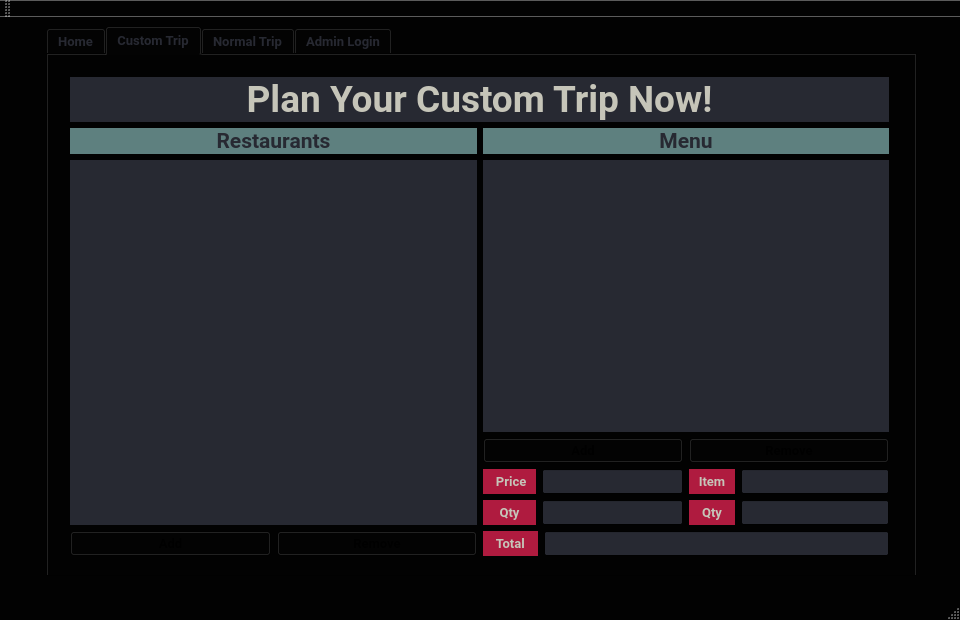
seigle15/Double-Sean-with-a-side-of-Data, file DSSDWorkspace/DSSDFastFoodProject/mainwindow.ui: the form before one commit.
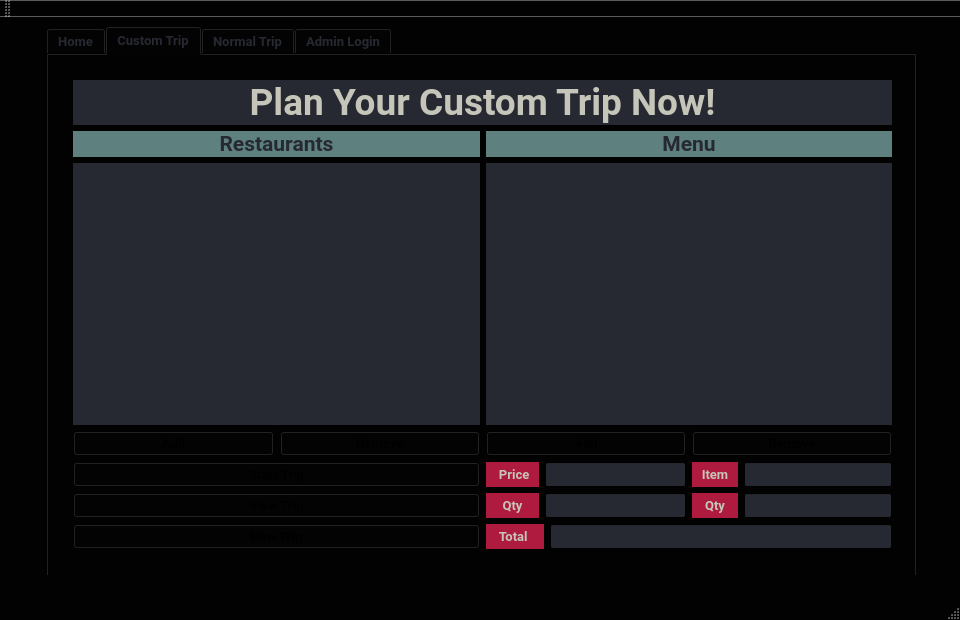
The form after the commit. The open tabs and pages were chosen to show the change.

Commit message: Significant changes to the functionality of custom trip ui.

What changed in the file:
```diff
--- a/DSSDWorkspace/DSSDFastFoodProject/mainwindow.ui
+++ b/DSSDWorkspace/DSSDFastFoodProject/mainwindow.ui
@@ -286,16 +286,16 @@
        <bool>true</bool>
       </property>
       <widget class="QWidget" name="page_5">
-       <widget class="QWidget" name="layoutWidget">
+       <widget class="QWidget" name="">
         <property name="geometry">
          <rect>
-          <x>12</x>
-          <y>12</y>
+          <x>15</x>
+          <y>15</y>
           <width>841</width>
-          <height>501</height>
+          <height>491</height>
          </rect>
         </property>
-        <layout class="QVBoxLayout" name="verticalLayout_11">
+        <layout class="QVBoxLayout" name="verticalLayout_24">
          <item>
           <widget class="QLabel" name="label_7">
            <property name="palette">
@@ -411,7 +411,7 @@
          <item>
           <layout class="QHBoxLayout" name="horizontalLayout_10">
            <item>
-            <layout class="QVBoxLayout" name="verticalLayout_4">
+            <layout class="QVBoxLayout" name="verticalLayout_23">
              <item>
               <layout class="QVBoxLayout" name="verticalLayout_2">
                <item>
@@ -550,34 +550,67 @@
               </layout>
              </item>
              <item>
-              <layout class="QHBoxLayout" name="horizontalLayout_3">
+              <layout class="QVBoxLayout" name="verticalLayout_22">
                <item>
-                <widget class="QPushButton" name="AddRestaurant">
-                 <property name="font">
-                  <font>
-                   <family>Roboto</family>
-                   <pointsize>10</pointsize>
-                   <weight>75</weight>
-                   <bold>true</bold>
-                  </font>
-                 </property>
-                 <property name="text">
-                  <string>Add</string>
-                 </property>
-                </widget>
+                <layout class="QVBoxLayout" name="verticalLayout_11">
+                 <item>
+                  <layout class="QVBoxLayout" name="verticalLayout_4">
+                   <item>
+                    <layout class="QHBoxLayout" name="horizontalLayout_3">
+                     <item>
+                      <widget class="QPushButton" name="AddRestaurant">
+                       <property name="font">
+                        <font>
+                         <family>Roboto</family>
+                         <pointsize>10</pointsize>
+                         <weight>75</weight>
+                         <bold>true</bold>
+                        </font>
+                       </property>
+                       <property name="text">
+                        <string>Add</string>
+                       </property>
+                      </widget>
+                     </item>
+                     <item>
+                      <widget class="QPushButton" name="Remove">
+                       <property name="font">
+                        <font>
+                         <family>Roboto</family>
+                         <pointsize>10</pointsize>
+                         <weight>75</weight>
+                         <bold>true</bold>
+                        </font>
+                       </property>
+                       <property name="text">
+                        <string>Remove</string>
+                       </property>
+                      </widget>
+                     </item>
+                    </layout>
+                   </item>
+                   <item>
+                    <widget class="QPushButton" name="startTripButton">
+                     <property name="text">
+                      <string>Start Trip</string>
+                     </property>
+                    </widget>
+                   </item>
+                  </layout>
+                 </item>
+                 <item>
+                  <widget class="QPushButton" name="viewTripButton">
+                   <property name="text">
+                    <string>View Trip</string>
+                   </property>
+                  </widget>
+                 </item>
+                </layout>
                </item>
                <item>
-                <widget class="QPushButton" name="Remove">
-                 <property name="font">
-                  <font>
-                   <family>Roboto</family>
-                   <pointsize>10</pointsize>
-                   <weight>75</weight>
-                   <bold>true</bold>
-                  </font>
-                 </property>
+                <widget class="QPushButton" name="newTripButton">
                  <property name="text">
-                  <string>Remove</string>
+                  <string>New Trip</string>
                  </property>
                 </widget>
                </item>
@@ -849,6 +882,43 @@
                        </item>
                        <item>
                         <widget class="QLineEdit" name="itemPrice_lineEdit">
+                         <property name="palette">
+                          <palette>
+                           <active>
+                            <colorrole role="Text">
+                             <brush brushstyle="SolidPattern">
+                              <color alpha="255">
+                               <red>0</red>
+                               <green>0</green>
+                               <blue>0</blue>
+                              </color>
+                             </brush>
+                            </colorrole>
+                           </active>
+                           <inactive>
+                            <colorrole role="Text">
+                             <brush brushstyle="SolidPattern">
+                              <color alpha="255">
+                               <red>0</red>
+                               <green>0</green>
+                               <blue>0</blue>
+                              </color>
+                             </brush>
+                            </colorrole>
+                           </inactive>
+                           <disabled>
+                            <colorrole role="Text">
+                             <brush brushstyle="SolidPattern">
+                              <color alpha="255">
+                               <red>120</red>
+                               <green>120</green>
+                               <blue>120</blue>
+                              </color>
+                             </brush>
+                            </colorrole>
+                           </disabled>
+                          </palette>
+                         </property>
                          <property name="alignment">
                           <set>Qt::AlignCenter</set>
                          </property>
@@ -966,7 +1036,45 @@
                         </widget>
                        </item>
                        <item>
-                        <widget class="QLineEdit" name="lineEdit_2"/>
+                        <widget class="QLineEdit" name="qtyToAddLine">
+                         <property name="palette">
+                          <palette>
+                           <active>
+                            <colorrole role="Text">
+                             <brush brushstyle="SolidPattern">
+                              <color alpha="255">
+                               <red>0</red>
+                               <green>0</green>
+                               <blue>0</blue>
+                              </color>
+                             </brush>
+                            </colorrole>
+                           </active>
+                           <inactive>
+                            <colorrole role="Text">
+                             <brush brushstyle="SolidPattern">
+                              <color alpha="255">
+                               <red>0</red>
+                               <green>0</green>
+                               <blue>0</blue>
+                              </color>
+                             </brush>
+                            </colorrole>
+                           </inactive>
+                           <disabled>
+                            <colorrole role="Text">
+                             <brush brushstyle="SolidPattern">
+                              <color alpha="255">
+                               <red>120</red>
+                               <green>120</green>
+                               <blue>120</blue>
+                              </color>
+                             </brush>
+                            </colorrole>
+                           </disabled>
+                          </palette>
+                         </property>
+                        </widget>
                        </item>
                       </layout>
                      </item>
@@ -1101,8 +1209,45 @@
                        </item>
                        <item>
                         <widget class="QLineEdit" name="itemNameToRemove_lineEdit">
+                         <property name="palette">
+                          <palette>
+                           <active>
+                            <colorrole role="Text">
+                             <brush brushstyle="SolidPattern">
+                              <color alpha="255">
+                               <red>0</red>
+                               <green>0</green>
+                               <blue>0</blue>
+                              </color>
+                             </brush>
+                            </colorrole>
+                           </active>
+                           <inactive>
+                            <colorrole role="Text">
+                             <brush brushstyle="SolidPattern">
+                              <color alpha="255">
+                               <red>0</red>
+                               <green>0</green>
+                               <blue>0</blue>
+                              </color>
+                             </brush>
+                            </colorrole>
+                           </inactive>
+                           <disabled>
+                            <colorrole role="Text">
+                             <brush brushstyle="SolidPattern">
+                              <color alpha="255">
+                               <red>120</red>
+                               <green>120</green>
+                               <blue>120</blue>
+                              </color>
+                             </brush>
+                            </colorrole>
+                           </disabled>
+                          </palette>
+                         </property>
                          <property name="alignment">
-                          <set>Qt::AlignCenter</set>
+                          <set>Qt::AlignLeading|Qt::AlignLeft|Qt::AlignVCenter</set>
                          </property>
                         </widget>
                        </item>
@@ -1215,7 +1360,45 @@
                         </widget>
                        </item>
                        <item>
-                        <widget class="QLineEdit" name="lineEdit_4"/>
+                        <widget class="QLineEdit" name="qtyToRemoveLine">
+                         <property name="palette">
+                          <palette>
+                           <active>
+                            <colorrole role="Text">
+                             <brush brushstyle="SolidPattern">
+                              <color alpha="255">
+                               <red>0</red>
+                               <green>0</green>
+                               <blue>0</blue>
+                              </color>
+                             </brush>
+                            </colorrole>
+                           </active>
+                           <inactive>
+                            <colorrole role="Text">
+                             <brush brushstyle="SolidPattern">
+                              <color alpha="255">
+                               <red>0</red>
+                               <green>0</green>
+                               <blue>0</blue>
+                              </color>
+                             </brush>
+                            </colorrole>
+                           </inactive>
+                           <disabled>
+                            <colorrole role="Text">
+                             <brush brushstyle="SolidPattern">
+                              <color alpha="255">
+                               <red>120</red>
+                               <green>120</green>
+                               <blue>120</blue>
+                              </color>
+                             </brush>
+                            </colorrole>
+                           </disabled>
+                          </palette>
+                         </property>
+                        </widget>
                        </item>
                       </layout>
                      </item>
@@ -1334,7 +1517,7 @@
                   <bool>true</bool>
                  </property>
                  <property name="text">
-                  <string>    Total    </string>
+                  <string>    Total     </string>
                  </property>
                  <property name="alignment">
                   <set>Qt::AlignCenter</set>
@@ -1343,6 +1526,43 @@
                </item>
                <item>
                 <widget class="QLineEdit" name="displayTotalLine">
+                 <property name="palette">
+                  <palette>
+                   <active>
+                    <colorrole role="Text">
+                     <brush brushstyle="SolidPattern">
+                      <color alpha="255">
+                       <red>0</red>
+                       <green>0</green>
+                       <blue>0</blue>
+                      </color>
+                     </brush>
+                    </colorrole>
+                   </active>
+                   <inactive>
+                    <colorrole role="Text">
+                     <brush brushstyle="SolidPattern">
+                      <color alpha="255">
+                       <red>0</red>
+                       <green>0</green>
+                       <blue>0</blue>
+                      </color>
+                     </brush>
+                    </colorrole>
+                   </inactive>
+                   <disabled>
+                    <colorrole role="Text">
+                     <brush brushstyle="SolidPattern">
+                      <color alpha="255">
+                       <red>120</red>
+                       <green>120</green>
+                       <blue>120</blue>
+                      </color>
+                     </brush>
+                    </colorrole>
+                   </disabled>
+                  </palette>
+                 </property>
                  <property name="font">
                   <font>
                    <family>Roboto</family>
```
Left out of the diff: 16 changed lines with no effect on the pictures. The commit also changes 10 other files.
